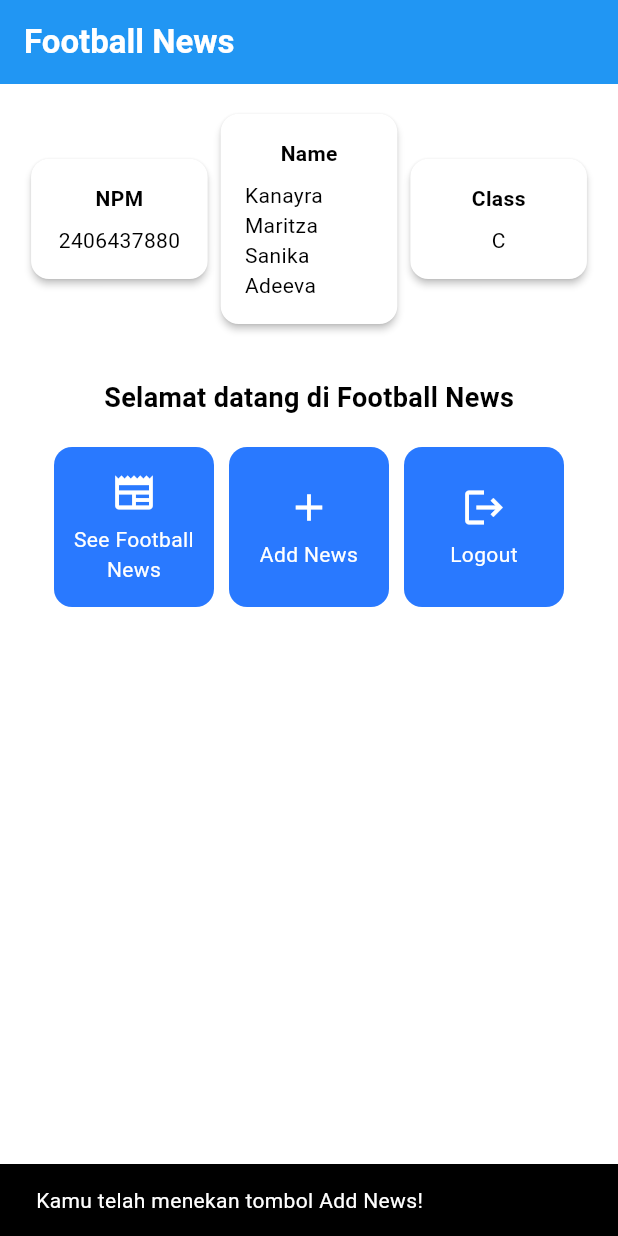
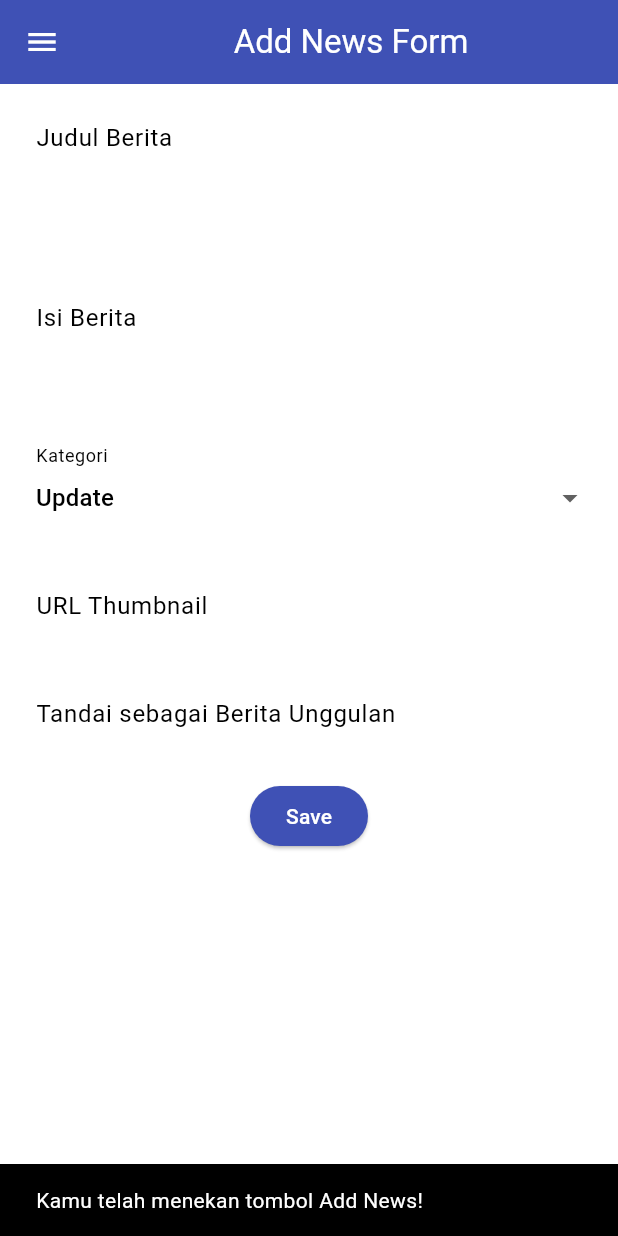
Before and after one commit to kanayradeeva010/football-news-mobile, a Flutter app: the screen it shows after launch, after a tap on "Add News", on a phone screen of 412 x 824 dp. Run offline on Flutter 3.47's test engine with Material 3 defaults, Android fonts, the phone set to English and light mode, and no system bars.

Commit message:
done tutorial 7

```diff
--- a/lib/main.dart
+++ b/lib/main.dart
@@ -1,5 +1,5 @@
 import 'package:flutter/material.dart';
-import 'package:football_news/menu.dart';
+import 'package:football_news/screens/menu.dart';
 
 
 void main() {
--- /dev/null
+++ b/lib/newslist_form.dart
@@ -0,0 +1,218 @@
+import 'package:flutter/material.dart';
+import 'package:football_news/widgets/left_drawer.dart';
+
+class NewsFormPage extends StatefulWidget {
+    const NewsFormPage({super.key});
+
+    @override
+    State<NewsFormPage> createState() => _NewsFormPageState();
+}
+
+class _NewsFormPageState extends State<NewsFormPage> {
+    final _formKey = GlobalKey<FormState>();
+    String _title = "";
+    String _content = "";
+    String _category = "update"; // default
+    String _thumbnail = "";
+    bool _isFeatured = false; // default
+
+    final List<String> _categories = [
+      'transfer',
+      'update',
+      'exclusive',
+      'match',
+      'rumor',
+      'analysis',
+    ];
+
+    @override
+    Widget build(BuildContext context) {
+        return Scaffold(
+          appBar: AppBar(
+            title: const Center(
+              child: Text(
+                'Add News Form',
+              ),
+            ),
+            backgroundColor: Colors.indigo,
+            foregroundColor: Colors.white,
+          ),
+          drawer: LeftDrawer(),
+
+          body: Form(
+            key: _formKey,
+            child: SingleChildScrollView(
+              child: Column(
+                crossAxisAlignment: CrossAxisAlignment.start,
+                children:[
+                  // === Title ===
+                  Padding(
+                    padding: const EdgeInsets.all(8.0),
+                    child: TextFormField(
+                      decoration: InputDecoration(
+                        hintText: "Judul Berita",
+                        labelText: "Judul Berita",
+                        border: OutlineInputBorder(
+                          borderRadius: BorderRadius.circular(5.0),
+                        ),
+                      ),
+                      onChanged: (String? value) {
+                        setState(() {
+                          _title = value!;
+                        });
+                      },
+                      validator: (String? value) {
+                        if (value == null || value.isEmpty) {
+                          return "Judul tidak boleh kosong!";
+                        }
+                        return null;
+                      },
+                    ),
+                  ),
+
+                  // === Content ===
+                  Padding(
+                    padding: const EdgeInsets.all(8.0),
+                    child: TextFormField(
+                      maxLines: 5,
+                      decoration: InputDecoration(
+                        hintText: "Isi Berita",
+                        labelText: "Isi Berita",
+                        border: OutlineInputBorder(
+                          borderRadius: BorderRadius.circular(5.0),
+                        ),
+                      ),
+                      onChanged: (String? value) {
+                        setState(() {
+                          _content = value!;
+                        });
+                      },
+                      validator: (String? value) {
+                        if (value == null || value.isEmpty) {
+                          return "Isi berita tidak boleh kosong!";
+                        }
+                        return null;
+                      },
+                    ),
+                  ),
+
+                   // === Category ===
+                  Padding(
+                    padding: const EdgeInsets.all(8.0),
+                    child: DropdownButtonFormField<String>(
+                      decoration: InputDecoration(
+                        labelText: "Kategori",
+                        border: OutlineInputBorder(
+                          borderRadius: BorderRadius.circular(5.0),
+                        ),
+                      ),
+                      value: _category,
+                      items: _categories
+                          .map((cat) => DropdownMenuItem(
+                                value: cat,
+                                child: Text(
+                                    cat[0].toUpperCase() + cat.substring(1)),
+                              ))
+                          .toList(),
+                      onChanged: (String? newValue) {
+                        setState(() {
+                          _category = newValue!;
+                        });
+                      },
+                    ),
+                  ),
+
+                  // === Thumbnail URL ===
+                  Padding(
+                    padding: const EdgeInsets.all(8.0),
+                    child: TextFormField(
+                      decoration: InputDecoration(
+                        hintText: "URL Thumbnail (opsional)",
+                        labelText: "URL Thumbnail",
+                        border: OutlineInputBorder(
+                          borderRadius: BorderRadius.circular(5.0),
+                        ),
+                      ),
+                      onChanged: (String? value) {
+                        setState(() {
+                          _thumbnail = value!;
+                        });
+                      },
+                    ),
+                  ),
+
+                  // === Is Featured ===
+                  Padding(
+                    padding: const EdgeInsets.all(8.0),
+                    child: SwitchListTile(
+                      title: const Text("Tandai sebagai Berita Unggulan"),
+                      value: _isFeatured,
+                      onChanged: (bool value) {
+                        setState(() {
+                          _isFeatured = value;
+                        });
+                      },
+                    ),
+                  ),
+
+                  // === Tombol Simpan ===
+                  Align(
+                    alignment: Alignment.bottomCenter,
+                    child: Padding(
+                      padding: const EdgeInsets.all(8.0),
+                      child: ElevatedButton(
+                        style: ButtonStyle(
+                          backgroundColor:
+                              MaterialStateProperty.all(Colors.indigo),
+                        ),
+                        onPressed: () {
+                          if (_formKey.currentState!.validate()) {
+                            showDialog(
+                              context: context,
+                              builder: (context) {
+                                return AlertDialog(
+                                  title: const Text('Berita berhasil disimpan!'),
+                                  content: SingleChildScrollView(
+                                    child: Column(
+                                      crossAxisAlignment:
+                                          CrossAxisAlignment.start,
+                                      children: [
+                                        Text('Judul: $_title'),
+                                        Text('Isi: $_content'),
+                                        Text('Kategori: $_category'),
+                                        Text('Thumbnail: $_thumbnail'),
+                                        Text('Unggulan: ${_isFeatured ? "Ya" : "Tidak"}'),
+                                      ],
+                                    ),
+                                  ),
+
+
+                                  actions: [
+                                    TextButton(
+                                      child: const Text('OK'),
+                                      onPressed: () {
+                                        Navigator.pop(context);
+                                        _formKey.currentState!.reset();
+                                      },
+                                    ),
+                                  ],
+                                );
+                              },
+                            );
+                          }
+                        },
+                        child: const Text(
+                          "Save",
+                          style: TextStyle(color: Colors.white),
+                        ),
+                      ),
+                    ),
+                  ),
+                ],
+              )
+
+            ),
+          ),
+        );
+    }
+}
--- a/lib/menu.dart
+++ b/lib/screens/menu.dart
@@ -1,4 +1,7 @@
 import 'package:flutter/material.dart';
+import 'package:football_news/newslist_form.dart';
+import 'package:football_news/widgets/left_drawer.dart';
+
 class MyHomePage extends StatelessWidget {
   MyHomePage({super.key});
 
@@ -30,7 +33,8 @@ class MyHomePage extends StatelessWidget {
         // Warna latar belakang AppBar diambil dari skema warna tema aplikasi.
         backgroundColor: Theme.of(context).colorScheme.primary,
       ),
-      // Body halaman dengan padding di sekelilingnya.
+      // Body halaman dengan padding di sekelilingnya.4
+      drawer: LeftDrawer(),
       body: Padding(
         padding: const EdgeInsets.all(16.0),
         // Menyusun widget secara vertikal dalam sebuah kolom.
@@ -157,9 +161,17 @@ class ItemCard extends StatelessWidget {
           // Menampilkan pesan SnackBar saat kartu ditekan.
           ScaffoldMessenger.of(context)
             ..hideCurrentSnackBar()
-            ..showSnackBar(
-              SnackBar(content: Text("Kamu telah menekan tombol ${item.name}!"))
+            ..showSnackBar(SnackBar(
+              content: Text("Kamu telah menekan tombol ${item.name}!"))
             );
+
+          if(item.name == "Add News"){
+
+             Navigator.push(
+              context,
+              MaterialPageRoute(builder: (context) => NewsFormPage()),
+              );
+          }
         },
         // Container untuk menyimpan Icon dan Text
         child: Container(
--- /dev/null
+++ b/lib/widgets/left_drawer.dart
@@ -0,0 +1,72 @@
+import 'package:flutter/material.dart';
+import 'package:football_news/screens/menu.dart';
+import 'package:football_news/newslist_form.dart';
+
+
+
+class LeftDrawer extends StatelessWidget {
+  const LeftDrawer({super.key});
+
+  @override
+  Widget build(BuildContext context) {
+    return Drawer(
+      child: ListView(
+        children: [
+          const DrawerHeader(
+            decoration: BoxDecoration(
+              color: Colors.blue,
+            ),
+            child: Column(
+              children: [
+                Text(
+                  'Football News',
+                  textAlign: TextAlign.center,
+                  style: TextStyle(
+                    fontSize: 30,
+                    fontWeight: FontWeight.bold,
+                    color: Colors.white,
+                  ),
+                ),
+                Padding(padding: EdgeInsets.all(10)),
+                Text("Seluruh berita sepak bola terkini di sini!",
+                    textAlign: TextAlign.center,
+                    style:TextStyle(
+                      fontSize: 15,
+                      fontWeight: FontWeight.normal,
+                      color: Colors.white,
+                    ),
+                ),
+              ],
+            ),
+          ),
+
+
+          ListTile(
+            leading: const Icon(Icons.home_outlined),
+            title: const Text('Home'),
+            // Bagian redirection ke MyHomePage
+            onTap: () {
+              Navigator.pushReplacement(
+                  context,
+                  MaterialPageRoute(
+                    builder: (context) => MyHomePage(),
+                  ));
+            },
+          ),
+          ListTile(
+            leading: const Icon(Icons.post_add),
+            title: const Text('Add News'),
+            // Bagian redirection ke NewsFormPage
+            onTap: () {
+              Navigator.push(
+              context,
+              MaterialPageRoute(builder: (context) => NewsFormPage()),
+              );
+
+            },
+          ),
+        ],
+      ),
+    );
+  }
+}
```
Also changed, not shown: lib/widgets/news_card.dart (added, +65 -0 lines).
